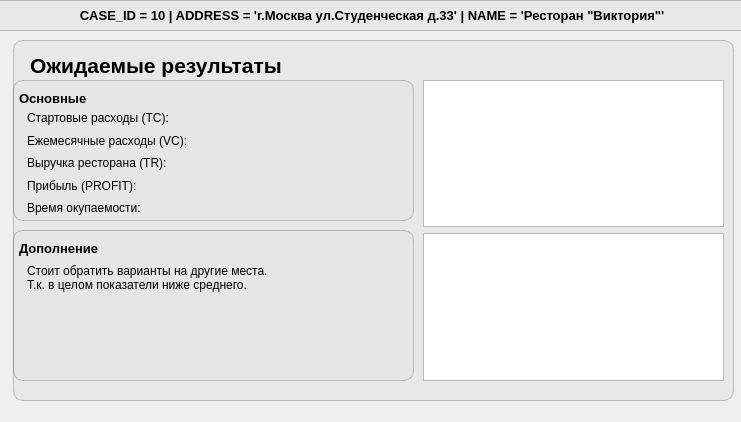
This is setupReportUI.ui in OpexHunter/BusinessCalc as Qt 5 draws it before an edit. The edited form follows.
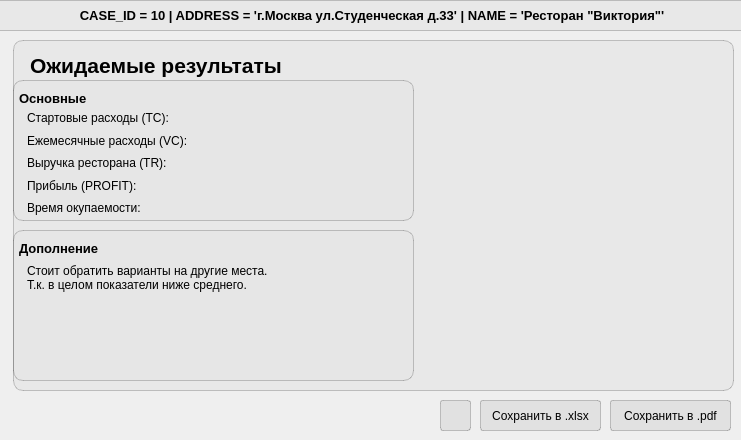
This is the edited form. Icons and pictures are not drawn.

What changed in the file:
```diff
--- a/setupReportUI.ui
+++ b/setupReportUI.ui
@@ -7,7 +7,7 @@
     <x>0</x>
     <y>0</y>
     <width>741</width>
-    <height>422</height>
+    <height>440</height>
    </rect>
   </property>
   <property name="windowTitle">
@@ -23,7 +23,7 @@
      <x>13</x>
      <y>40</y>
      <width>721</width>
-     <height>361</height>
+     <height>351</height>
     </rect>
    </property>
    <property name="styleSheet">
@@ -274,14 +274,7 @@
       <height>301</height>
      </rect>
     </property>
-    <layout class="QVBoxLayout" name="verticalLayout_2">
-     <item>
-      <widget class="QGraphicsView" name="graphic1"/>
-     </item>
-     <item>
-      <widget class="QGraphicsView" name="graphic2"/>
-     </item>
-    </layout>
+    <layout class="QVBoxLayout" name="verticalLayout_2"/>
    </widget>
   </widget>
   <widget class="QLabel" name="ReportData">
@@ -313,6 +306,97 @@
     <set>Qt::AlignCenter</set>
    </property>
   </widget>
+  <widget class="QPushButton" name="save_xlsx">
+   <property name="geometry">
+    <rect>
+     <x>480</x>
+     <y>400</y>
+     <width>121</width>
+     <height>31</height>
+    </rect>
+   </property>
+   <property name="styleSheet">
+    <string notr="true">QPushButton {
+    background-color: rgb(225,225,225);
+    border: 1px solid rgba(0,0,0,0.2);
+	border-radius: 3px;
+}
+
+QPushButton:hover {
+    background-color: rgb(235,235,235);
+}
+
+QPushButton:pressed {
+    background-color: rgb(225,225,255);
+    color: rgba(0,0,0,0.4)
+}</string>
+   </property>
+   <property name="text">
+    <string>Сохранить в .xlsx</string>
+   </property>
+  </widget>
+  <widget class="QPushButton" name="save_pdf">
+   <property name="geometry">
+    <rect>
+     <x>610</x>
+     <y>400</y>
+     <width>121</width>
+     <height>31</height>
+    </rect>
+   </property>
+   <property name="styleSheet">
+    <string notr="true">QPushButton {
+    background-color: rgb(225,225,225);
+    border: 1px solid rgba(0,0,0,0.2);
+	border-radius: 3px;
+}
+
+QPushButton:hover {
+    background-color: rgb(235,235,235);
+}
+
+QPushButton:pressed {
+    background-color: rgb(225,225,255);
+    color: rgba(0,0,0,0.4)
+}</string>
+   </property>
+   <property name="text">
+    <string>Сохранить в .pdf</string>
+   </property>
+  </widget>
+  <widget class="QPushButton" name="save_folder_open">
+   <property name="geometry">
+    <rect>
+     <x>440</x>
+     <y>400</y>
+     <width>31</width>
+     <height>31</height>
+    </rect>
+   </property>
+   <property name="styleSheet">
+    <string notr="true">QPushButton {
+    background-color: rgb(225,225,225);
+    border: 1px solid rgba(0,0,0,0.2);
+	border-radius: 3px;
+}
+
+QPushButton:hover {
+    background-color: rgb(235,235,235);
+}
+
+QPushButton:pressed {
+    background-color: rgb(225,225,255);
+    color: rgba(0,0,0,0.4)
+}</string>
+   </property>
+   <property name="text">
+    <string/>
+   </property>
+   <property name="icon">
+    <iconset resource="src/assets/src.qrc">
+     <normaloff>:/src_ico/folder_open_FILL0_wght400_GRAD0_opsz24.ico</normaloff>:/src_ico/folder_open_FILL0_wght400_GRAD0_opsz24.ico</iconset>
+   </property>
+  </widget>
  </widget>
  <resources>
   <include location="src/assets/src.qrc"/>
```
